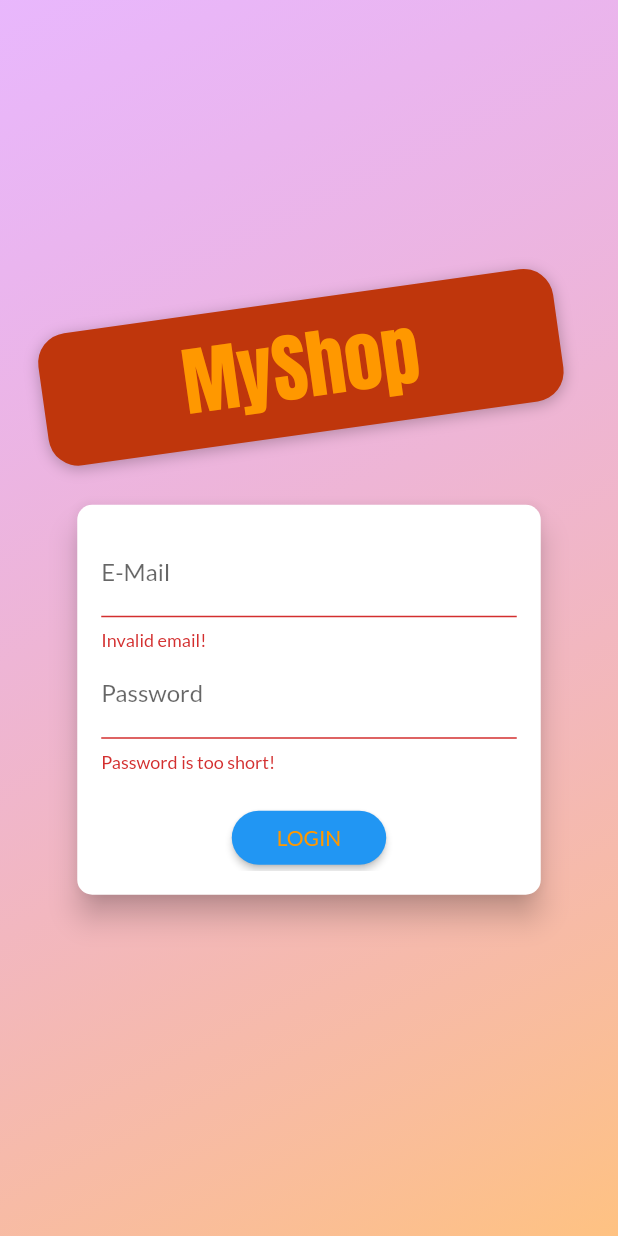
After one commit to MerlijnClaeys/FlutterShopApp, a Flutter app: the screen it shows after launch, after a tap on "LOGIN", on a phone screen of 412 x 824 dp. The commit adds this screen. Run offline on Flutter 3.47's test engine with Material 2 defaults, Android fonts, the phone set to English and light mode, and no system bars; our stand-ins replace shared_preferences; network calls fail.

Commit message:
Added user authentication

```diff
--- a/lib/main.dart
+++ b/lib/main.dart
@@ -1,6 +1,9 @@
 import 'package:flutter/material.dart';
+import 'package:flutter_shop_app/providers/auth_provider.dart';
+import 'package:flutter_shop_app/screens/auth_screen.dart';
 import 'package:flutter_shop_app/screens/edit_product_screen.dart';
 import 'package:flutter_shop_app/screens/orders_screen.dart';
+import 'package:flutter_shop_app/screens/splash_screen.dart';
 import 'package:flutter_shop_app/screens/user_products_screen.dart';
 import 'package:provider/provider.dart';
 
@@ -23,18 +26,37 @@ class MyApp extends StatelessWidget {
   Widget build(BuildContext context) {
     return MultiProvider(
       providers: [
-        ChangeNotifierProvider(create: (context) => ProductsProvider()),
+        ChangeNotifierProvider(create: (context) => AuthProvider()),
+        ChangeNotifierProxyProvider<AuthProvider, ProductsProvider>(
+          update: (ctx, auth, previousProducts) => ProductsProvider(auth.token ?? "",
+              auth.userId ?? "", previousProducts == null ? [] : previousProducts.items),
+          create: (_) => ProductsProvider("", "", []),
+        ),
+        ChangeNotifierProxyProvider<AuthProvider, OrderProvider>(
+          update: (ctx, auth, previousOrders) => OrderProvider(auth.token ?? "", auth.userId ?? "",
+              previousOrders == null ? [] : previousOrders.orders),
+          create: (_) => OrderProvider("", "", []),
+        ),
         ChangeNotifierProvider(create: (context) => CartProvider()),
-        ChangeNotifierProvider(create: (context) => OrderProvider())
       ],
-      child: MaterialApp(
+      child: Consumer<AuthProvider>(
+        builder: (ctx, auth, _) {
+          return MaterialApp(
             title: "Salespoint",
             theme: ThemeData(
               primarySwatch: Colors.blue,
               accentColor: Colors.orange,
               fontFamily: "Lato",
             ),
-        home: const ProductOverviewScreen(),
+            home: auth.isAuth
+                ? const ProductOverviewScreen()
+                : FutureBuilder(
+                    future: auth.tryAutoLogin(),
+                    builder: (ctx, authResultSnapshot) =>
+                        authResultSnapshot.connectionState == ConnectionState.waiting
+                            ? const SplashScreen()
+                            : const AuthScreen(),
+                  ),
             routes: {
               ProductDetailScreen.routeName: (context) => const ProductDetailScreen(),
               ShoppingCartScreen.routeName: (context) => const ShoppingCartScreen(),
@@ -42,6 +64,8 @@ class MyApp extends StatelessWidget {
               UserProductsScreen.routeName: (context) => const UserProductsScreen(),
               EditProductScreen.routeName: (context) => const EditProductScreen(),
             },
+          );
+        },
       ),
     );
   }
--- /dev/null
+++ b/lib/providers/auth_provider.dart
@@ -0,0 +1,117 @@
+import 'dart:async';
+import 'dart:convert';
+
+import 'package:flutter/widgets.dart';
+import 'package:flutter_shop_app/models/http_exception.dart';
+import 'package:http/http.dart' as http;
+import 'package:shared_preferences/shared_preferences.dart';
+
+class AuthProvider with ChangeNotifier {
+  String? _token;
+  DateTime? _expiryDate;
+  String? _userId;
+  Timer? _authTimer;
+
+  bool get isAuth {
+    return token != null;
+  }
+
+  String? get token {
+    if (_expiryDate != null && _expiryDate!.isAfter(DateTime.now()) && _token != null) {
+      return _token;
+    }
+    return null;
+  }
+
+  String? get userId {
+    return _userId;
+  }
+
+  Future<void> _authenticate(String email, String password, String parsedUrl) async {
+    final url = Uri.parse(parsedUrl);
+    try {
+      final response = await http.post(
+        url,
+        body: json.encode({
+          "email": email,
+          "password": password,
+          "returnSecureToken": true,
+        }),
+      );
+      final responseData = json.decode(response.body);
+      if (responseData["error"] != null) {
+        throw HttpException(responseData["error"]['message']);
+      }
+      _token = responseData['idToken'];
+      _userId = responseData['localId'];
+      _expiryDate = DateTime.now().add(
+        Duration(
+          seconds: int.parse(
+            responseData["expiresIn"],
+          ),
+        ),
+      );
+      _autoLogout();
+      notifyListeners();
+      final prefs = await SharedPreferences.getInstance();
+      final userData = json.encode({
+        'token': _token,
+        'userId': _userId,
+        'expiryDate': _expiryDate!.toIso8601String(),
+      });
+      prefs.setString('userData', userData);
+    } catch (error) {
+      rethrow;
+    }
+  }
+
+  Future<void> signup(String email, String password) async {
+    return _authenticate(email, password,
+        "https://identitytoolkit.googleapis.com/v1/accounts:signUp?key=AIzaSyDJwYFZhmmbJcpQ6TBGNjGjaApOh4EIYPw");
+  }
+
+  Future<void> login(String email, String password) async {
+    return _authenticate(email, password,
+        "https://identitytoolkit.googleapis.com/v1/accounts:signInWithPassword?key=AIzaSyDJwYFZhmmbJcpQ6TBGNjGjaApOh4EIYPw");
+  }
+
+  Future<bool> tryAutoLogin() async {
+    final prefs = await SharedPreferences.getInstance();
+    if (!prefs.containsKey("userData")) {
+      return false;
+    }
+    final extractedUserData = json.decode(prefs.getString("userData")!) as Map<String, dynamic>;
+    final expiryData = DateTime.parse(extractedUserData['expiryDate']!);
+    if(expiryData.isBefore(DateTime.now())){
+      return false;
+    }
+    _token = extractedUserData['token'];
+    _userId = extractedUserData['userId'];
+    _expiryDate = expiryData;
+    notifyListeners();
+    _autoLogout();
+    return true;
+  }
+
+  Future<void> logout() async {
+    _token = null;
+    _userId = null;
+    _expiryDate = null;
+    if (_authTimer != null) {
+      _authTimer!.cancel();
+      _authTimer = null;
+    }
+    notifyListeners();
+    final prefs = await SharedPreferences.getInstance();
+    prefs.remove('userData');
+    //prefs.clear
+  }
+
+  void _autoLogout() {
+    if (_authTimer != null) {
+      _authTimer!.cancel();
+    }
+    final timeToExpiry = _expiryDate!.difference(DateTime.now()).inSeconds;
+    _authTimer = Timer(Duration(seconds: timeToExpiry), logout);
+  }
+}
--- a/lib/providers/order_provider.dart
+++ b/lib/providers/order_provider.dart
@@ -2,21 +2,24 @@ import 'dart:convert';
 
 import 'package:flutter/material.dart';
 import 'package:flutter_shop_app/models/order.dart';
-import 'package:flutter_shop_app/widgets/order_item.dart';
 import 'package:http/http.dart' as http;
 
 import '../models/cart_item.dart';
 
 class OrderProvider with ChangeNotifier {
-  final url = Uri.parse(
-      'https://shop-app-2fd5f-default-rtdb.europe-west1.firebasedatabase.app/orders.json');
+  final String authToken;
+  final String userId;
   List<Order> _orders = [];
+
+  OrderProvider(this.authToken, this.userId, this._orders);
 
   List<Order> get orders {
     return [..._orders];
   }
 
   Future<void> addOrder(List<CartItem> cartProducts, double total) async {
+    final url = Uri.parse(
+        'https://shop-app-2fd5f-default-rtdb.europe-west1.firebasedatabase.app/orders/$userId.json?auth=$authToken');
     final timestamp = DateTime.now();
     final response = await http.post(url,
         body: json.encode({
@@ -43,6 +46,8 @@ class OrderProvider with ChangeNotifier {
   }
 
   Future<void> fetchAndSetOrders() async {
+    final url = Uri.parse(
+        'https://shop-app-2fd5f-default-rtdb.europe-west1.firebasedatabase.app/orders/$userId.json?auth=$authToken');
     final response = await http.get(url);
     List<Order> loadedOrders = [];
     final extractedData = json.decode(response.body);
--- /dev/null
+++ b/lib/screens/auth_screen.dart
@@ -0,0 +1,262 @@
+import 'dart:math';
+
+import 'package:flutter/material.dart';
+import 'package:flutter_shop_app/models/http_exception.dart';
+import 'package:flutter_shop_app/providers/auth_provider.dart';
+import 'package:provider/provider.dart';
+
+enum AuthMode { Signup, Login }
+
+class AuthScreen extends StatelessWidget {
+  static const routeName = '/auth';
+
+  const AuthScreen({Key? key}) : super(key: key);
+
+  @override
+  Widget build(BuildContext context) {
+    final deviceSize = MediaQuery.of(context).size;
+    // final transformConfig = Matrix4.rotationZ(-8 * pi / 180);
+    // transformConfig.translate(-10.0);
+    return Scaffold(
+      // resizeToAvoidBottomInset: false,
+      body: Stack(
+        children: <Widget>[
+          Container(
+            decoration: BoxDecoration(
+              gradient: LinearGradient(
+                colors: [
+                  const Color.fromRGBO(215, 117, 255, 1).withOpacity(0.5),
+                  const Color.fromRGBO(255, 188, 117, 1).withOpacity(0.9),
+                ],
+                begin: Alignment.topLeft,
+                end: Alignment.bottomRight,
+                stops: const [0, 1],
+              ),
+            ),
+          ),
+          SingleChildScrollView(
+            child: SizedBox(
+              height: deviceSize.height,
+              width: deviceSize.width,
+              child: Column(
+                mainAxisAlignment: MainAxisAlignment.center,
+                crossAxisAlignment: CrossAxisAlignment.center,
+                children: <Widget>[
+                  Flexible(
+                    child: Container(
+                      margin: const EdgeInsets.only(bottom: 20.0),
+                      padding: const EdgeInsets.symmetric(vertical: 8.0, horizontal: 94.0),
+                      transform: Matrix4.rotationZ(-8 * pi / 180)..translate(-10.0),
+                      // ..translate(-10.0),
+                      decoration: BoxDecoration(
+                        borderRadius: BorderRadius.circular(20),
+                        color: Colors.deepOrange.shade900,
+                        boxShadow: const [
+                          BoxShadow(
+                            blurRadius: 8,
+                            color: Colors.black26,
+                            offset: Offset(0, 2),
+                          )
+                        ],
+                      ),
+                      child: Text(
+                        'MyShop',
+                        style: TextStyle(
+                          color: Theme.of(context).colorScheme.secondary,
+                          fontSize: 50,
+                          fontFamily: 'Anton',
+                          fontWeight: FontWeight.normal,
+                        ),
+                      ),
+                    ),
+                  ),
+                  Flexible(
+                    flex: deviceSize.width > 600 ? 2 : 1,
+                    child: const AuthCard(),
+                  ),
+                ],
+              ),
+            ),
+          ),
+        ],
+      ),
+    );
+  }
+}
+
+class AuthCard extends StatefulWidget {
+  const AuthCard({Key? key}) : super(key: key);
+
+  @override
+  _AuthCardState createState() => _AuthCardState();
+}
+
+class _AuthCardState extends State<AuthCard> {
+  final GlobalKey<FormState> _formKey = GlobalKey();
+  AuthMode _authMode = AuthMode.Login;
+  Map<String, String> _authData = {
+    'email': '',
+    'password': '',
+  };
+  var _isLoading = false;
+  final _passwordController = TextEditingController();
+
+  void _showErrorDialog(String message) {
+    showDialog(
+      context: context,
+      builder: (ctx) => AlertDialog(
+        title: const Text("An Error occured."),
+        content: Text(message),
+        actions: [
+          TextButton(
+            onPressed: () {
+              Navigator.of(ctx).pop();
+            },
+            child: const Text("OK"),
+          )
+        ],
+      ),
+    );
+  }
+
+  Future<void> _submit() async {
+    if (!_formKey.currentState!.validate()) {
+      // Invalid!
+      return;
+    }
+    _formKey.currentState!.save();
+    setState(() {
+      _isLoading = true;
+    });
+
+    try {
+      if (_authMode == AuthMode.Login) {
+        await Provider.of<AuthProvider>(context, listen: false).login(
+          _authData["email"]!,
+          _authData["password"]!,
+        );
+      } else {
+        await Provider.of<AuthProvider>(context, listen: false).signup(
+          _authData["email"]!,
+          _authData["password"]!,
+        );
+      }
+    } on HttpException catch (error) {
+      var errorMessage = "Authentication failed";
+      if (error.toString().contains("EMAIL_EXISTS")) {
+        errorMessage = "This e-mail address is already in use.";
+      } else if (error.toString().contains("INVALID_EMAIL")) {
+        errorMessage = "This is not a valid email address";
+      } else if (error.toString().contains("EMAIL_NOT_FOUND")) {
+        errorMessage = "Could not find user with that email";
+      } else if (error.toString().contains("WEAK_PASSWORD")) {
+        errorMessage = "Could not find user with that email";
+      }
+      _showErrorDialog(errorMessage);
+    } catch (error) {
+      var errorMessage = "Could not authenticate you. Please try again later.";
+      _showErrorDialog(errorMessage);
+    }
+    setState(() {
+      _isLoading = false;
+    });
+  }
+
+  void _switchAuthMode() {
+    if (_authMode == AuthMode.Login) {
+      setState(() {
+        _authMode = AuthMode.Signup;
+      });
+    } else {
+      setState(() {
+        _authMode = AuthMode.Login;
+      });
+    }
+  }
+
+  @override
+  Widget build(BuildContext context) {
+    final deviceSize = MediaQuery.of(context).size;
+    return Card(
+      shape: RoundedRectangleBorder(
+        borderRadius: BorderRadius.circular(10.0),
+      ),
+      elevation: 8.0,
+      child: Container(
+        height: _authMode == AuthMode.Signup ? 320 : 260,
+        constraints: BoxConstraints(minHeight: _authMode == AuthMode.Signup ? 320 : 260),
+        width: deviceSize.width * 0.75,
+        padding: const EdgeInsets.all(16.0),
+        child: Form(
+          key: _formKey,
+          child: SingleChildScrollView(
+            child: Column(
+              children: <Widget>[
+                TextFormField(
+                  decoration: const InputDecoration(labelText: 'E-Mail'),
+                  keyboardType: TextInputType.emailAddress,
+                  validator: (value) {
+                    if (value == null || value.isEmpty || !value.contains('@')) {
+                      return 'Invalid email!';
+                    }
+                    return null;
+                  },
+                  onSaved: (value) {
+                    _authData['email'] = value ?? "";
+                  },
+                ),
+                TextFormField(
+                  decoration: const InputDecoration(labelText: 'Password'),
+                  obscureText: true,
+                  controller: _passwordController,
+                  validator: (value) {
+                    if (value == null || value.isEmpty || value.length < 5) {
+                      return 'Password is too short!';
+                    }
+                  },
+                  onSaved: (value) {
+                    _authData['password'] = value ?? "";
+                  },
+                ),
+                if (_authMode == AuthMode.Signup)
+                  TextFormField(
+                    enabled: _authMode == AuthMode.Signup,
+                    decoration: const InputDecoration(labelText: 'Confirm Password'),
+                    obscureText: true,
+                    validator: _authMode == AuthMode.Signup
+                        ? (value) {
+                            if (value != _passwordController.text) {
+                              return 'Passwords do not match!';
+                            }
+                          }
+                        : null,
+                  ),
+                const SizedBox(height: 20),
+                if (_isLoading)
+                  const CircularProgressIndicator()
+                else
+                  RaisedButton(
+                    child: Text(_authMode == AuthMode.Login ? 'LOGIN' : 'SIGN UP'),
+                    onPressed: _submit,
+                    shape: RoundedRectangleBorder(
+                      borderRadius: BorderRadius.circular(30),
+                    ),
+                    padding: const EdgeInsets.symmetric(horizontal: 30.0, vertical: 8.0),
+                    color: Theme.of(context).primaryColor,
+                    textColor: Theme.of(context).colorScheme.secondary,
+                  ),
+                FlatButton(
+                  child: Text('${_authMode == AuthMode.Login ? 'SIGNUP' : 'LOGIN'} INSTEAD'),
+                  onPressed: _switchAuthMode,
+                  padding: const EdgeInsets.symmetric(horizontal: 30.0, vertical: 4),
+                  materialTapTargetSize: MaterialTapTargetSize.shrinkWrap,
+                  textColor: Theme.of(context).primaryColor,
+                ),
+              ],
+            ),
+          ),
+        ),
+      ),
+    );
+  }
+}
--- /dev/null
+++ b/lib/screens/splash_screen.dart
@@ -0,0 +1,14 @@
+import 'package:flutter/material.dart';
+
+class SplashScreen extends StatelessWidget {
+  const SplashScreen({Key? key}) : super(key: key);
+
+  @override
+  Widget build(BuildContext context) {
+    return const Scaffold(
+      body: Center(
+        child: Text('Loading...'),
+      ),
+    );
+  }
+}
--- a/lib/widgets/product_grid_item.dart
+++ b/lib/widgets/product_grid_item.dart
@@ -1,4 +1,5 @@
 import 'package:flutter/material.dart';
+import 'package:flutter_shop_app/providers/auth_provider.dart';
 import 'package:provider/provider.dart';
 
 import '../models/product.dart';
@@ -12,6 +13,7 @@ class ProductGridItem extends StatelessWidget {
   Widget build(BuildContext context) {
     final product = Provider.of<Product>(context, listen: false);
     final cart = Provider.of<CartProvider>(context, listen: false);
+    final authData = Provider.of<AuthProvider>(context, listen: false);
     return ClipRRect(
       borderRadius: BorderRadius.circular(10),
       child: GridTile(
@@ -32,7 +34,7 @@ class ProductGridItem extends StatelessWidget {
           backgroundColor: Colors.black54,
           leading: Consumer<Product>(
             builder: (context, product, child) => IconButton(
-              onPressed: () => product.toggleFavoriteStatus(),
+              onPressed: () => product.toggleFavoriteStatus(authData.token ?? "", authData.userId ?? ""),
               icon: Icon(product.isFavorite ? Icons.favorite : Icons.favorite_border),
               color: Colors.orange,
             ),
--- a/pubspec.yaml
+++ b/pubspec.yaml
@@ -37,6 +37,7 @@ dependencies:
   provider: ^6.0.2
   intl: ^0.17.0
   http: ^0.13.4
+  shared_preferences: ^2.0.13
 
 dev_dependencies:
   flutter_test:
```
Also changed, not shown: lib/models/product.dart (+4 -4 lines), lib/providers/products_provider.dart (+20 -6 lines), lib/screens/user_products_screen.dart (+17 -8 lines), lib/widgets/main_drawer.dart (+12 -0 lines), pubspec.lock, 3 other files. Lines whose indentation alone changed are shown as unchanged.
